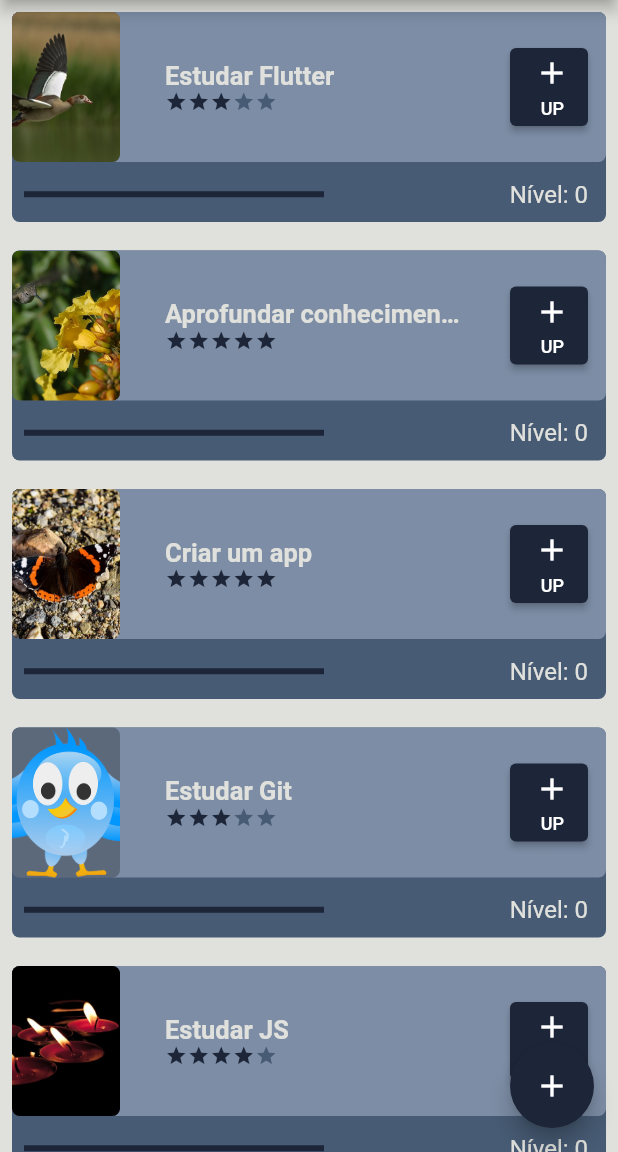
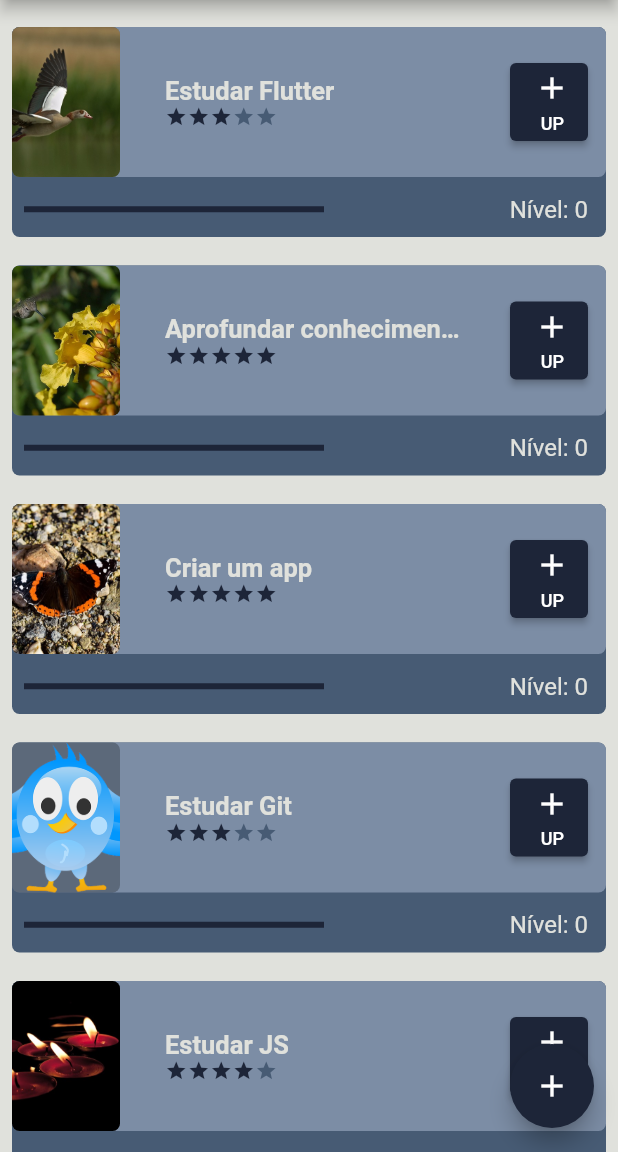
Before and after one commit to fcarrascozzo/Lista-de-Tarefas, a Flutter app: the screen it shows after launch, on a phone screen of 412 x 824 dp, the part 84-1236 px from its top. Run offline on Flutter 3.47's test engine with Material 2 defaults, Android fonts, the phone set to English and light mode, and no system bars.

```diff
--- a/lib/components/tarefas.dart
+++ b/lib/components/tarefas.dart
@@ -7,15 +7,24 @@ class Tarefas extends StatefulWidget {
   final String fotoTarefa;
   final int dificuldadeTarefa;
 
-  const Tarefas(this.nomeTarefa, this.fotoTarefa, this.dificuldadeTarefa,
+  Tarefas(this.nomeTarefa, this.fotoTarefa, this.dificuldadeTarefa,
       {super.key});
+
+  int nivel = 0;
 
   @override
   State<Tarefas> createState() => _TarefasState();
 }
 
 class _TarefasState extends State<Tarefas> {
-  int nivel = 0;
+
+
+  bool assetOuNetwork() {
+    if (widget.fotoTarefa.contains('http')) {
+      return false;
+    }
+    return true;
+  }
 
   @override
   Widget build(BuildContext context) {
@@ -48,10 +57,15 @@ class _TarefasState extends State<Tarefas> {
                       height: 100,
                       child: ClipRRect(
                         borderRadius: BorderRadius.circular(5),
-                        child: Image.asset(
-                          widget.fotoTarefa,
-                          fit: BoxFit.cover,
-                        ),
+                        child: assetOuNetwork()
+                            ? Image.asset(
+                                widget.fotoTarefa,
+                                fit: BoxFit.cover,
+                              )
+                            : Image.network(
+                                widget.fotoTarefa,
+                                fit: BoxFit.cover,
+                              ),
                       ),
                     ),
                     Column(
@@ -83,16 +97,15 @@ class _TarefasState extends State<Tarefas> {
                           ),
                           onPressed: () {
                             setState(() {
-                              if (nivel == widget.dificuldadeTarefa * 10) {
+                              if (widget.nivel == widget.dificuldadeTarefa * 10) {
                                 ScaffoldMessenger.of(context).showSnackBar(
-                                  SnackBar(
-                                      content: Text(
-                                          'Você atingiu o nível máximo nesta tarefa'
-                                      ),
+                                  const SnackBar(
+                                    content: Text(
+                                        'Você atingiu o nível máximo nesta tarefa'),
                                   ),
                                 );
                               } else {
-                                nivel++;
+                                widget.nivel++;
                               }
                             });
                           },
@@ -121,7 +134,7 @@ class _TarefasState extends State<Tarefas> {
                       child: LinearProgressIndicator(
                         color: const Color(0xffE0E1DC),
                         value: (widget.dificuldadeTarefa > 0)
-                            ? (nivel / widget.dificuldadeTarefa) / 10
+                            ? (widget.nivel / widget.dificuldadeTarefa) / 10
                             : 1,
                         backgroundColor: const Color(0xff1D2538),
                       ),
@@ -130,7 +143,7 @@ class _TarefasState extends State<Tarefas> {
                   Padding(
                     padding: const EdgeInsets.all(12),
                     child: Text(
-                      'Nível: $nivel',
+                      'Nível: ${widget.nivel}',
                       style: const TextStyle(
                           color: Color(0xffE0E1DC), fontSize: 16),
                     ),
--- a/lib/data/informacoes_tarefas.dart
+++ b/lib/data/informacoes_tarefas.dart
@@ -52,7 +52,7 @@ class InformacaoTarefa extends InheritedWidget {
   }
 
   @override
-  bool updateShouldNotify(InformacaoTarefa old) {
-    return old.listaTarefas.length != listaTarefas.length;
+  bool updateShouldNotify(InformacaoTarefa oldWidget) {
+    return oldWidget.listaTarefas.length != listaTarefas.length;
   }
 }
--- a/lib/main.dart
+++ b/lib/main.dart
@@ -14,8 +14,8 @@ class MyApp extends StatelessWidget {
     return MaterialApp(
       title: 'Lista de Tarefas',
       theme: ThemeData(
-        primaryColor: Color(0xff1D2538),
-        snackBarTheme: SnackBarThemeData(
+        primaryColor: const Color(0xff1D2538),
+        snackBarTheme: const SnackBarThemeData(
           backgroundColor: Color(0xff1D2538),
         )
       ),
--- a/lib/screens/tela_inicial.dart
+++ b/lib/screens/tela_inicial.dart
@@ -1,5 +1,4 @@
 import 'package:flutter/material.dart';
-import 'package:flutter_lista_tarefas/components/tarefas.dart';
 import 'package:flutter_lista_tarefas/data/informacoes_tarefas.dart';
 import 'package:flutter_lista_tarefas/screens/tela_nova_tarefa.dart';
 
@@ -37,7 +36,8 @@ class _TelaInicialState extends State<TelaInicial> {
         opacity: isOpacity ? 1 : 0,
         duration: const Duration(milliseconds: 1000),
         child: ListView(
-          children: InformacaoTarefa.of(context).listaTarefas
+          padding: const EdgeInsets.only(top: 10, bottom: 80),
+          children: InformacaoTarefa.of(context).listaTarefas,
         ),
       ),
       floatingActionButton: FloatingActionButton(
@@ -48,7 +48,7 @@ class _TelaInicialState extends State<TelaInicial> {
             MaterialPageRoute(builder: (contextNew) => NovaTarefa(tarefaContext: context,)),
           );
         },
-        child: Icon(Icons.add),
+        child: const Icon(Icons.add),
       ),
     );
   }
```
Also changed, not shown: lib/screens/tela_nova_tarefa.dart (+38 -20 lines).
